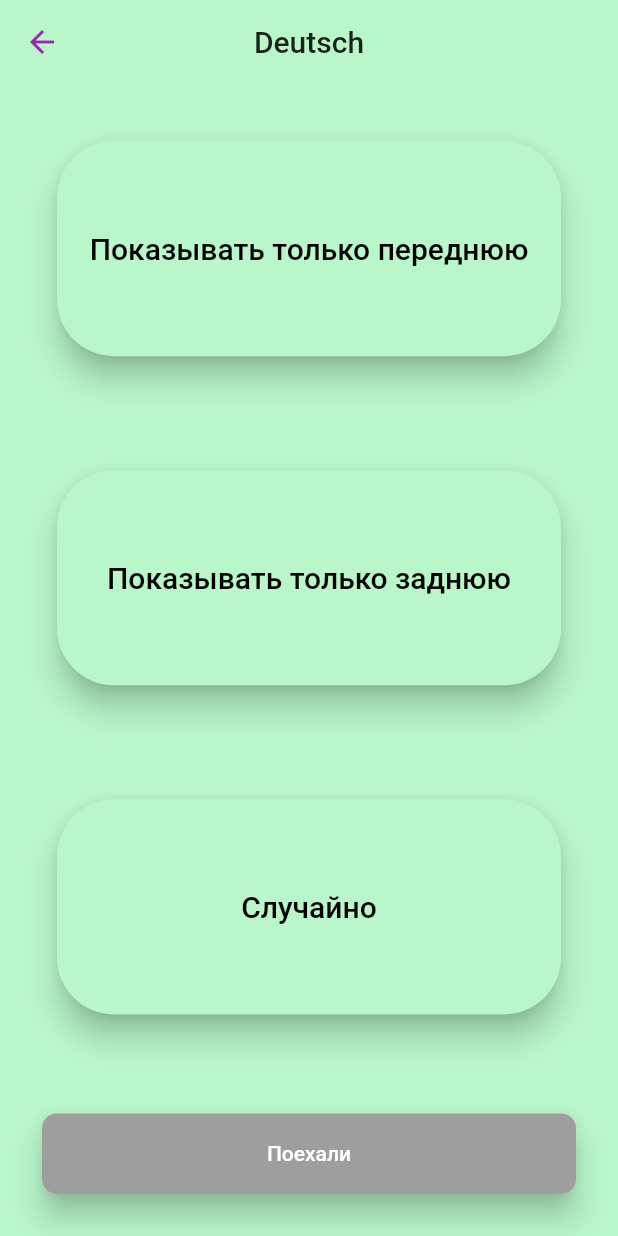
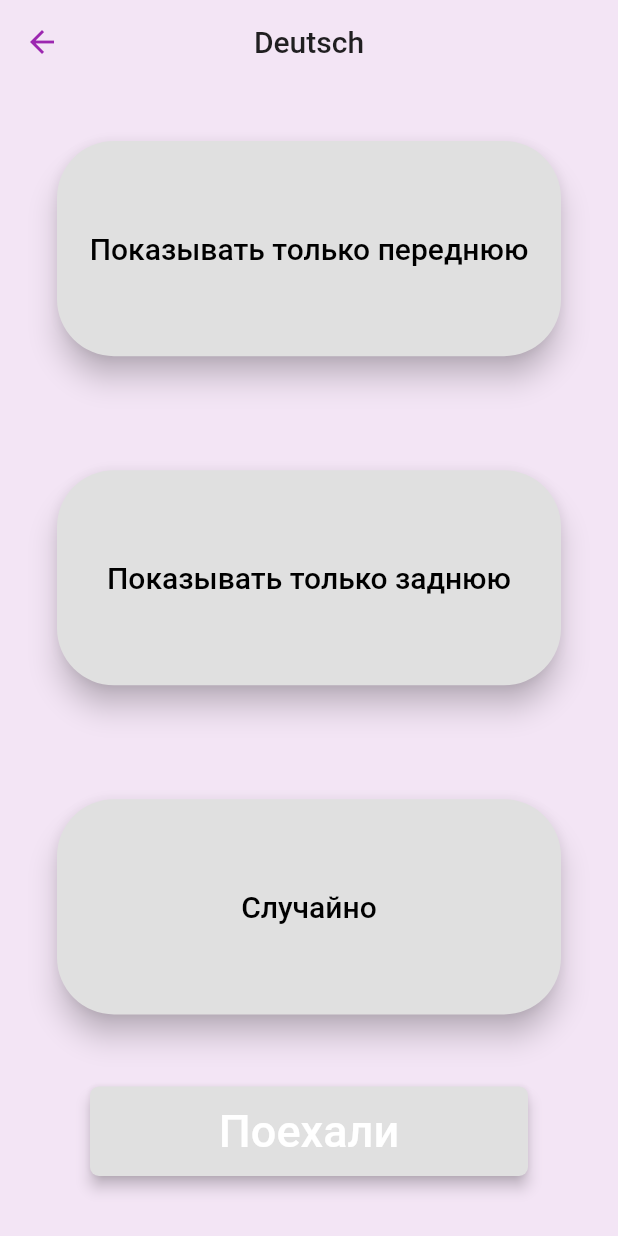
Before and after one commit to makruban/flashcardmemory, a Flutter app: the screen it shows after launch, after a tap on "Deutsch", on a phone screen of 412 x 824 dp. Run offline on Flutter 3.47's test engine with Material 2 defaults, Android fonts, the phone set to English and light mode, and no system bars.

Commit message:
git add -Agit add -A

```diff
--- a/lib/constants.dart
+++ b/lib/constants.dart
@@ -1,4 +1,8 @@
 import 'package:flutter/material.dart';
+
+const kPrimaryColor = Colors.yellow;
+const kAccentColor = Colors.purple;
+const kScaffoldBackColor = Color(0xFFF3E5F5);
 
 const kBottomContainerColor = Colors.purple;
 const kAppBarElevation = 0.0;
--- a/lib/main.dart
+++ b/lib/main.dart
@@ -1,7 +1,9 @@
+import 'package:flash_card/constants.dart';
 import 'package:flash_card/screens/new_card_page.dart';
 import 'package:flutter/cupertino.dart';
 import 'package:flutter/material.dart';
 import 'package:flash_card/models/newinputcard.dart';
+import 'package:flutter/services.dart';
 
 void main() {
   runApp(MyApp());
@@ -16,19 +18,19 @@ class MyApp extends StatelessWidget {
     return MaterialApp(
       title: 'Flash Card',
       theme: ThemeData(
-        primaryColor: Colors.yellow,
-        accentColor: Colors.purple,
-        scaffoldBackgroundColor: Colors.greenAccent.shade100,
-        bottomAppBarColor: Colors.purple,
+        primaryColor: kPrimaryColor,
+        accentColor: kAccentColor,
+        scaffoldBackgroundColor: kScaffoldBackColor,
+        bottomAppBarColor: kAccentColor,
         appBarTheme: AppBarTheme(
           // color: Colors.red,
-          backgroundColor: Colors.greenAccent.shade100,
+          backgroundColor: kScaffoldBackColor,
           centerTitle: true,
           actionsIconTheme: IconThemeData(
-            color: Colors.purple,
+            color: kAccentColor,
           ),
           iconTheme: IconThemeData(
-            color: Colors.purple,
+            color: kAccentColor,
           ),
         )
       ),
--- /dev/null
+++ b/lib/models/ActionButton.dart
@@ -0,0 +1,37 @@
+import 'package:flutter/material.dart';
+
+class ActionButton extends StatelessWidget {
+  final double mediaHeight;
+  final String title;
+  final Function()? onPress;
+  final Color color;
+
+  ActionButton(
+      {required this.mediaHeight, required this.onPress, required this.title, required this.color});
+
+  @override
+  Widget build(BuildContext context) {
+    return Container(
+      height: mediaHeight * 0.08,
+      padding: const EdgeInsets.only(left: 60.0, right: 60.0, top: 0.0),
+      child: ElevatedButton(
+        onPressed: onPress,
+        child: Text(
+          title,
+          style: TextStyle(
+            fontSize: 30.0,
+          ),
+        ),
+        style: ButtonStyle(
+          backgroundColor: MaterialStateProperty.all(color),
+          elevation: MaterialStateProperty.all(4.0),
+          shape: MaterialStateProperty.all(
+            RoundedRectangleBorder(
+              borderRadius: BorderRadius.circular(6.0),
+            ),
+          ),
+        ),
+      ),
+    );
+  }
+}
--- a/lib/screens/choose_side_page.dart
+++ b/lib/screens/choose_side_page.dart
@@ -1,7 +1,15 @@
+import 'package:flash_card/models/ActionButton.dart';
+import 'package:flash_card/models/dictionary.dart';
 import 'package:flash_card/models/selected_side_card.dart';
+import 'package:flash_card/screens/study_card_page.dart';
 import 'package:flutter/material.dart';
 
 class ChooseSidePage extends StatelessWidget {
+
+  final Dictionary listOfCards;
+
+  ChooseSidePage({required this.listOfCards});
+
   @override
   Widget build(BuildContext context) {
     return Scaffold(
@@ -13,12 +21,17 @@ class ChooseSidePage extends StatelessWidget {
         ),
         centerTitle: true,
       ),
-      body: PickSide(),
+      body: PickSide(listOfCards: listOfCards,),
     );
   }
 }
 
 class PickSide extends StatefulWidget {
+
+  Dictionary listOfCards;
+
+  PickSide({required this.listOfCards});
+
   @override
   _PickSideState createState() => _PickSideState();
 }
@@ -28,8 +41,10 @@ class _PickSideState extends State<PickSide> {
 
   @override
   Widget build(BuildContext context) {
-    Color activeButtonColor = Theme.of(context).primaryColor;
-    Color inactiveButtonColor = Theme.of(context).scaffoldBackgroundColor;
+    Color activeButtonColor = Theme
+        .of(context)
+        .primaryColor;
+    Color inactiveButtonColor = Colors.grey.shade300;
     return Container(
       // padding: EdgeInsets.only(left: 20.0, right: 20.0),
       child: Column(
@@ -98,21 +113,38 @@ class _PickSideState extends State<PickSide> {
           ),
           Expanded(
             child: Padding(
-              padding: const EdgeInsets.all(28.0),
-              child: ElevatedButton(
-                child: Text(
-                  'Поехали',
-                ),
-                onPressed: () {},
-                style: ElevatedButton.styleFrom(
-                  primary: selectedSideCard == null ? Colors.grey : Theme.of(context).accentColor,
-                  elevation: 8.0,
-                  shape: RoundedRectangleBorder(
-                    borderRadius: BorderRadius.circular(10.0),
+              padding: const EdgeInsets.only(bottom: 40.0, top: 10.0),
+              child: ActionButton(
+                mediaHeight: 1,
+                title: 'Поехали',
+                color: selectedSideCard == null ? Colors.grey.shade300 : Colors.green,
+                onPress: selectedSideCard == null ? (){} : () {
+          Navigator.push(context,
+              MaterialPageRoute(builder: (context) => StudyCardPage(listOfCards: widget.listOfCards,),),);
+        },
               ),
             ),
-              ),
-            ),
+            // child: Padding(
+            //   padding: const EdgeInsets.all(28.0),
+            //   child: ElevatedButton(
+            //     child: Text(
+            //       'Поехали',
+            //     ),
+            //     onPressed: selectedSideCard == null ? (){} : () {
+            //       Navigator.push(context,
+            //         MaterialPageRoute(builder: (context) => StudyCardPage(),),);
+            //     },
+            //     style: ElevatedButton.styleFrom(
+            //       primary: selectedSideCard == null ? Colors.grey.shade300 : Theme
+            //           .of(context)
+            //           .accentColor,
+            //       elevation: 8.0,
+            //       shape: RoundedRectangleBorder(
+            //         borderRadius: BorderRadius.circular(10.0),
+            //       ),
+            //     ),
+            //   ),
+            // ),
           ),
         ],
       ),
--- a/lib/screens/new_card_page.dart
+++ b/lib/screens/new_card_page.dart
@@ -10,6 +10,7 @@ import '../models/dictionary.dart';
 import '../models/flash_card.dart';
 
 class NewCardPage extends StatelessWidget {
+
   final Dictionary storeOfCard = Dictionary();
   final AppBar appBarchik = AppBar(
     elevation: kAppBarElevation,
@@ -85,6 +86,7 @@ class NewCardPage extends StatelessWidget {
         child: HomePageBody(
           addNewCard: addNewCard,
           appBar: appBarchik,
+          storeOfCards: storeOfCard,
         ),
       ),
       floatingActionButton: FloatingActionButton(
@@ -109,8 +111,9 @@ class NewCardPage extends StatelessWidget {
 class HomePageBody extends StatelessWidget {
   final Function addNewCard;
   final AppBar appBar;
+  final Dictionary storeOfCards;
 
-  HomePageBody({required this.addNewCard, required this.appBar});
+  HomePageBody({required this.addNewCard, required this.appBar, required this.storeOfCards});
 
   @override
   Widget build(BuildContext context) {
@@ -239,11 +242,11 @@ class HomePageBody extends StatelessWidget {
               ],
             ),
           ),
-          onTap: () => Navigator.push(context, MaterialPageRoute(builder: (context) => ChooseSidePage(),),
+          onTap: () => Navigator.push(context, MaterialPageRoute(builder: (context) => ChooseSidePage(listOfCards: storeOfCards,),),
         ),),
         Container(
           height: mediaHeight * 0.07,
-          color: kBottomContainerColor,
+          color: Theme.of(context).scaffoldBackgroundColor,
         ),
       ],
     );
```
Also changed, not shown: lib/screens/study_card_page.dart (added, +148 -0 lines). Lines whose indentation alone changed are shown as unchanged.
